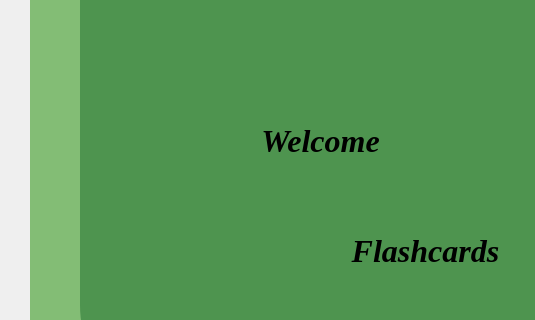
This is LoginScreen11.ui in fbucak/FlashCardsGame as Qt 5 draws it before an edit; both pictures show x 0 to 535 and y 255 to 575 of the 800 by 800 pixel window. The edited form follows.
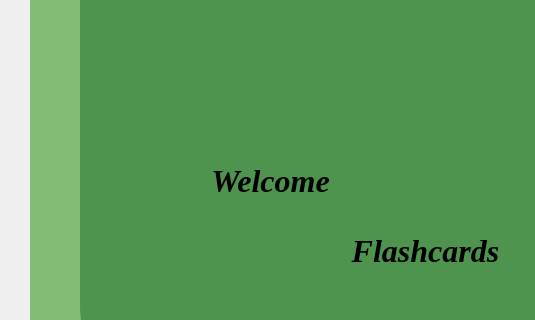
This is the edited form.

The edit to the form file:
```diff
--- a/LoginScreen11.ui
+++ b/LoginScreen11.ui
@@ -294,8 +294,8 @@
    <widget class="QLabel" name="welcome">
     <property name="geometry">
      <rect>
-      <x>240</x>
-      <y>380</y>
+      <x>190</x>
+      <y>420</y>
       <width>201</width>
       <height>71</height>
      </rect>
```
